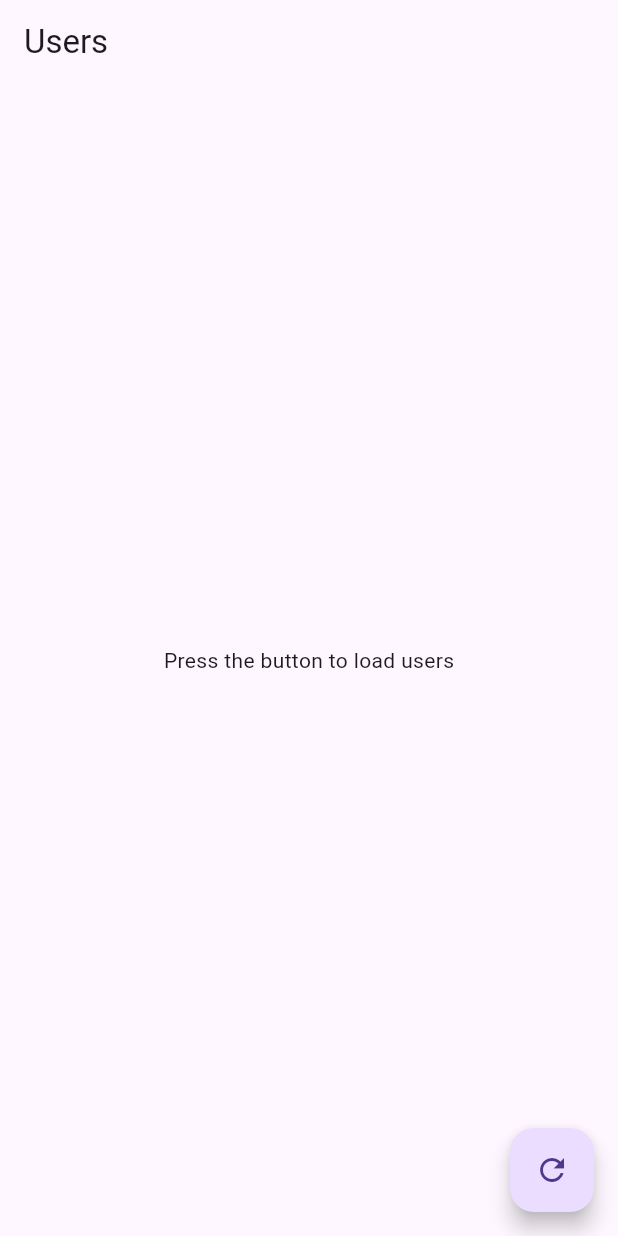
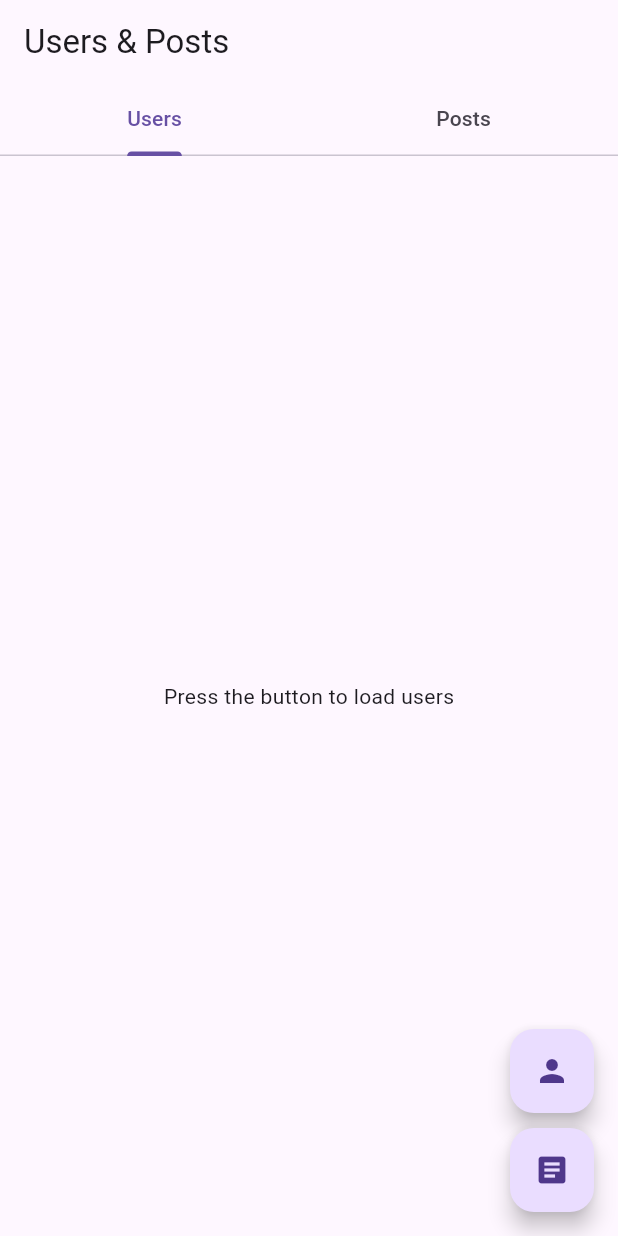
Before and after one commit to chirantan-basu01/clean_architecture_v1, a Flutter app: the screen it shows after launch, on a phone screen of 412 x 824 dp. Run offline on Flutter 3.47's test engine with Material 3 defaults, Android fonts, the phone set to English and light mode, and no system bars; our stand-ins replace bloc, dio, equatable, flutter_bloc, get_it.

Commit message:
bloc and clean architecture

```diff
--- /dev/null
+++ b/lib/features/users/data/datasources/post_remote_data_source.dart
@@ -0,0 +1,20 @@
+import 'package:dio/dio.dart';
+
+import '../../domain/entities/posts.dart';
+
+class PostRemoteDataSource {
+  final Dio dio;
+
+  PostRemoteDataSource({required this.dio});
+
+  Future<List<Posts>> getPosts() async {
+    try {
+      final response =
+          await dio.get('https://jsonplaceholder.typicode.com/posts');
+      final List<dynamic> jsonData = response.data;
+      return jsonData.map((post) => Posts.fromJson(post)).toList();
+    } catch (e) {
+      throw Exception('Failed to load users');
+    }
+  }
+}
--- /dev/null
+++ b/lib/features/users/domain/entities/posts.dart
@@ -0,0 +1,24 @@
+class Posts {
+  int? userId;
+  int? id;
+  String? title;
+  String? body;
+
+  Posts({this.userId, this.id, this.title, this.body});
+
+  Posts.fromJson(Map<String, dynamic> json) {
+    userId = json['userId'];
+    id = json['id'];
+    title = json['title'];
+    body = json['body'];
+  }
+
+  Map<String, dynamic> toJson() {
+    final Map<String, dynamic> data = new Map<String, dynamic>();
+    data['userId'] = this.userId;
+    data['id'] = this.id;
+    data['title'] = this.title;
+    data['body'] = this.body;
+    return data;
+  }
+}
--- a/lib/features/users/domain/entities/user.dart
+++ b/lib/features/users/domain/entities/user.dart
@@ -3,5 +3,25 @@ class User {
   final String name;
   final String email;
 
-  const User({required this.id, required this.name, required this.email});
+  const User({
+    required this.id,
+    required this.name,
+    required this.email,
+  });
+
+  factory User.fromJson(Map<String, dynamic> json) {
+    return User(
+      id: json['id'],
+      name: json['name'],
+      email: json['email'],
+    );
+  }
+
+  Map<String, dynamic> toJson() {
+    return {
+      'id': id,
+      'name': name,
+      'email': email,
+    };
+  }
 }
--- /dev/null
+++ b/lib/features/users/domain/repositories/posts_repository.dart
@@ -0,0 +1,5 @@
+import '../entities/posts.dart';
+
+abstract class PostRepository {
+  Future<List<Posts>> getPosts();
+}
--- /dev/null
+++ b/lib/features/users/domain/usecases/get_posts.dart
@@ -0,0 +1,14 @@
+import 'package:clean_architecture/features/users/domain/repositories/posts_repository.dart';
+
+import '../entities/posts.dart';
+import '../repositories/posts_repository.dart';
+
+class GetPosts {
+  final PostRepository repository;
+
+  GetPosts(this.repository);
+
+  Future<List<Posts>> call() async {
+    return await repository.getPosts();
+  }
+}
--- /dev/null
+++ b/lib/features/users/presentation/bloc/posts_bloc.dart
@@ -0,0 +1,23 @@
+import 'package:bloc/bloc.dart';
+import 'package:clean_architecture/features/users/domain/usecases/get_posts.dart';
+import 'package:equatable/equatable.dart';
+
+import '../../domain/entities/posts.dart';
+
+part 'posts_event.dart';
+part 'posts_state.dart';
+
+class PostsBloc extends Bloc<PostsEvent, PostsState> {
+  final GetPosts getPosts;
+  PostsBloc({required this.getPosts}) : super(PostsInitial()) {
+    on<PostsEvent>((event, emit) async {
+      emit(PostsLoading());
+      try {
+        final post = await getPosts();
+        emit(PostsLoaded(post));
+      } catch (e) {
+        emit(PostsFailed('Failed to load posts'));
+      }
+    });
+  }
+}
--- /dev/null
+++ b/lib/features/users/presentation/bloc/posts_event.dart
@@ -0,0 +1,8 @@
+part of 'posts_bloc.dart';
+
+abstract class PostsEvent extends Equatable {
+  @override
+  List<Object> get props => [];
+}
+
+class LoadPost extends PostsEvent {}
--- /dev/null
+++ b/lib/features/users/presentation/bloc/posts_state.dart
@@ -0,0 +1,28 @@
+part of 'posts_bloc.dart';
+
+abstract class PostsState extends Equatable {
+  @override
+  List<Object> get props => [];
+}
+
+class PostsInitial extends PostsState {}
+
+class PostsLoading extends PostsState {}
+
+class PostsLoaded extends PostsState {
+  final List<Posts> post;
+
+  PostsLoaded(this.post);
+
+  @override
+  List<Object> get props => [post];
+}
+
+class PostsFailed extends PostsState {
+  final String message;
+
+  PostsFailed(this.message);
+
+  @override
+  List<Object> get props => [message];
+}
--- a/lib/features/users/presentation/bloc/user_bloc.dart
+++ b/lib/features/users/presentation/bloc/user_bloc.dart
@@ -4,13 +4,13 @@ import '../../domain/entities/user.dart';
 import '../../domain/usecases/get_users.dart';
 
 part 'user_event.dart';
+
 part 'user_state.dart';
 
 class UserBloc extends Bloc<UserEvent, UserState> {
   final GetUsers getUsers;
 
   UserBloc({required this.getUsers}) : super(UserInitial()) {
-
     on<LoadUsers>((event, emit) async {
       emit(UserLoading());
       try {
@@ -20,6 +20,5 @@ class UserBloc extends Bloc<UserEvent, UserState> {
         emit(UserError('Failed to load users'));
       }
     });
-
   }
 }
--- a/lib/features/users/presentation/pages/user_page.dart
+++ b/lib/features/users/presentation/pages/user_page.dart
@@ -1,13 +1,29 @@
 import 'package:flutter/material.dart';
 import 'package:flutter_bloc/flutter_bloc.dart';
+import '../bloc/posts_bloc.dart';
 import '../bloc/user_bloc.dart';
 
 class UserPage extends StatelessWidget {
+  const UserPage({super.key});
+
   @override
   Widget build(BuildContext context) {
-    return Scaffold(
-      appBar: AppBar(title: Text('Users')),
-      body: BlocBuilder<UserBloc, UserState>(
+    return DefaultTabController(
+      length: 2,
+      child: Scaffold(
+        appBar: AppBar(
+          title: Text('Users & Posts'),
+          bottom: TabBar(
+            tabs: [
+              Tab(text: 'Users'),
+              Tab(text: 'Posts'),
+            ],
+          ),
+        ),
+        body: TabBarView(
+          children: [
+            // Users List
+            BlocBuilder<UserBloc, UserState>(
               builder: (context, state) {
                 if (state is UserLoading) {
                   return Center(child: CircularProgressIndicator());
@@ -27,11 +43,48 @@ class UserPage extends StatelessWidget {
                 return Center(child: Text('Press the button to load users'));
               },
             ),
-      floatingActionButton: FloatingActionButton(
-        onPressed: () {
-          context.read<UserBloc>().add(LoadUsers());
+
+            // Posts List
+            BlocBuilder<PostsBloc, PostsState>(
+              builder: (context, state) {
+                if (state is PostsLoading) {
+                  return Center(child: CircularProgressIndicator());
+                } else if (state is PostsLoaded) {
+                  return ListView.builder(
+                    itemCount: state.post.length,
+                    itemBuilder: (context, index) {
+                      return ListTile(
+                        leading: Text({state.post[index].userId}.toString()),
+                        title: Text({state.post[index].title}.toString()),
+                        subtitle: Text({state.post[index].body}.toString()),
+                      );
                     },
-        child: Icon(Icons.refresh),
+                  );
+                } else if (state is PostsFailed) {
+                  return Center(child: Text(state.message));
+                }
+                return Center(child: Text('Press the button to load posts'));
+              },
+            ),
+          ],
+        ),
+
+        floatingActionButton: Column(
+          mainAxisAlignment: MainAxisAlignment.end,
+          children: [
+            FloatingActionButton(
+              heroTag: 'users',
+              onPressed: () => context.read<UserBloc>().add(LoadUsers()),
+              child: Icon(Icons.person),
+            ),
+            SizedBox(height: 10),
+            FloatingActionButton(
+              heroTag: 'posts',
+              onPressed: () => context.read<PostsBloc>().add(LoadPost()),
+              child: Icon(Icons.article),
+            ),
+          ],
+        ),
       ),
     );
   }
--- a/lib/main.dart
+++ b/lib/main.dart
@@ -1,3 +1,4 @@
+import 'package:clean_architecture/features/users/presentation/bloc/posts_bloc.dart';
 import 'package:flutter/material.dart';
 import 'package:flutter_bloc/flutter_bloc.dart';
 import 'features/users/presentation/bloc/user_bloc.dart';
@@ -20,8 +21,11 @@ class MyApp extends StatelessWidget {
     return MultiBlocProvider(
       providers: [
         BlocProvider(
-          create: (context) => di.sl<UserBloc>(),
+          create: (context) => di.sl<UserBloc>()
         ),
+        BlocProvider(
+          create: (context) => di.sl<PostsBloc>(),
+        )
       ],
       child: MaterialApp(
         debugShowCheckedModeBanner: false,
```
Also changed, not shown: lib/features/users/data/datasources/user_remote_data_source.dart (+8 -11 lines), lib/features/users/data/models/user_model.dart (deleted, +0 -25 lines), lib/features/users/data/repositories/post_repository_impl.dart (added, +19 -0 lines), lib/injection_container.dart (+19 -1 lines). Lines whose indentation alone changed are shown as unchanged.
